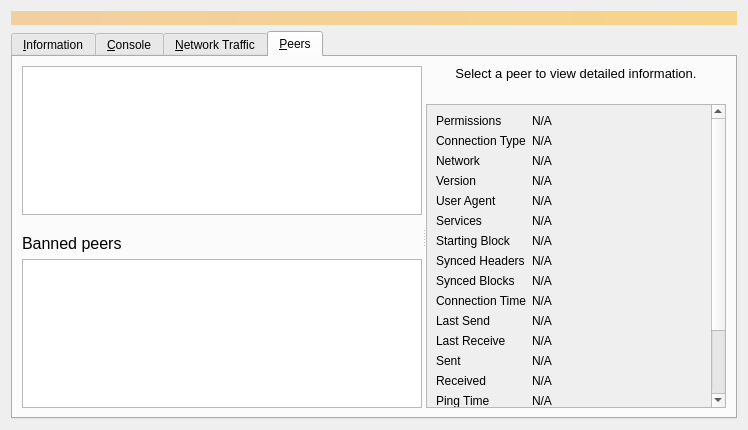
Qt form src/qt/forms/debugwindow.ui (bitcoincore-dev/bitcoin-2001-863168-294116-d812cf1189) before a commit.
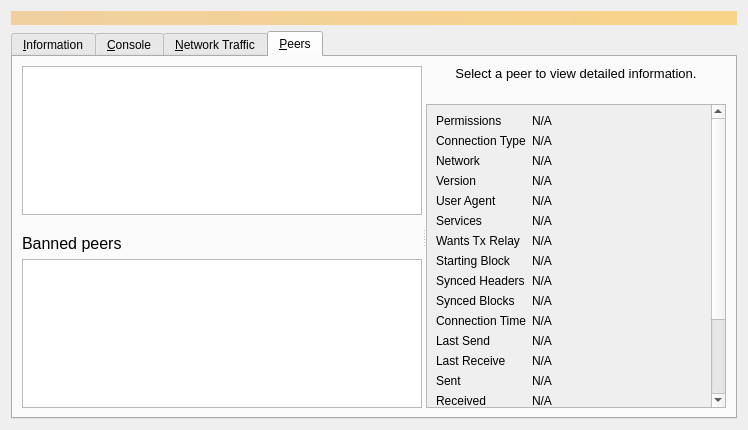
The same form after that commit. The open tabs and pages were chosen to show the change. Icons and pictures are not drawn. Custom widgets are drawn as their Qt base class.

Commit message:
gui: display fRelayTxes in peer details
Github-Pull: gui#206
Rebased-From: 9476886353dffb730dcb75799f2bd5e143425795

```diff
--- a/src/qt/forms/debugwindow.ui
+++ b/src/qt/forms/debugwindow.ui
@@ -1224,13 +1224,39 @@
                 </widget>
                </item>
                <item row="6" column="0">
+                <widget class="QLabel" name="peerRelayTxesLabel">
+                 <property name="toolTip">
+                  <string>Whether the peer requested us to relay transactions.</string>
+                 </property>
+                 <property name="text">
+                  <string>Wants Tx Relay</string>
+                 </property>
+                </widget>
+               </item>
+               <item row="6" column="1">
+                <widget class="QLabel" name="peerRelayTxes">
+                 <property name="cursor">
+                  <cursorShape>IBeamCursor</cursorShape>
+                 </property>
+                 <property name="text">
+                  <string>N/A</string>
+                 </property>
+                 <property name="textFormat">
+                  <enum>Qt::PlainText</enum>
+                 </property>
+                 <property name="textInteractionFlags">
+                  <set>Qt::LinksAccessibleByMouse|Qt::TextSelectableByKeyboard|Qt::TextSelectableByMouse</set>
+                 </property>
+                </widget>
+               </item>
+               <item row="7" column="0">
                 <widget class="QLabel" name="label_29">
                  <property name="text">
                   <string>Starting Block</string>
                  </property>
                 </widget>
                </item>
-               <item row="6" column="1">
+               <item row="7" column="1">
                 <widget class="QLabel" name="peerHeight">
                  <property name="cursor">
                   <cursorShape>IBeamCursor</cursorShape>
@@ -1246,14 +1272,14 @@
                  </property>
                 </widget>
                </item>
-               <item row="7" column="0">
+               <item row="8" column="0">
                 <widget class="QLabel" name="label_27">
                  <property name="text">
                   <string>Synced Headers</string>
                  </property>
                 </widget>
                </item>
-               <item row="7" column="1">
+               <item row="8" column="1">
                 <widget class="QLabel" name="peerSyncHeight">
                  <property name="cursor">
                   <cursorShape>IBeamCursor</cursorShape>
@@ -1269,14 +1295,14 @@
                  </property>
                 </widget>
                </item>
-               <item row="8" column="0">
+               <item row="9" column="0">
                 <widget class="QLabel" name="label_25">
                  <property name="text">
                   <string>Synced Blocks</string>
                  </property>
                 </widget>
                </item>
-               <item row="8" column="1">
+               <item row="9" column="1">
                 <widget class="QLabel" name="peerCommonHeight">
                  <property name="cursor">
                   <cursorShape>IBeamCursor</cursorShape>
@@ -1292,14 +1318,14 @@
                  </property>
                 </widget>
                </item>
-               <item row="9" column="0">
+               <item row="10" column="0">
                 <widget class="QLabel" name="label_22">
                  <property name="text">
                   <string>Connection Time</string>
                  </property>
                 </widget>
                </item>
-               <item row="9" column="1">
+               <item row="10" column="1">
                 <widget class="QLabel" name="peerConnTime">
                  <property name="cursor">
                   <cursorShape>IBeamCursor</cursorShape>
@@ -1315,14 +1341,14 @@
                  </property>
                 </widget>
                </item>
-               <item row="10" column="0">
+               <item row="11" column="0">
                 <widget class="QLabel" name="label_15">
                  <property name="text">
                   <string>Last Send</string>
                  </property>
                 </widget>
                </item>
-               <item row="10" column="1">
+               <item row="11" column="1">
                 <widget class="QLabel" name="peerLastSend">
                  <property name="cursor">
                   <cursorShape>IBeamCursor</cursorShape>
@@ -1338,14 +1364,14 @@
                  </property>
                 </widget>
                </item>
-               <item row="11" column="0">
+               <item row="12" column="0">
                 <widget class="QLabel" name="label_19">
                  <property name="text">
                   <string>Last Receive</string>
                  </property>
                 </widget>
                </item>
-               <item row="11" column="1">
+               <item row="12" column="1">
                 <widget class="QLabel" name="peerLastRecv">
                  <property name="cursor">
                   <cursorShape>IBeamCursor</cursorShape>
@@ -1361,14 +1387,14 @@
                  </property>
                 </widget>
                </item>
-               <item row="12" column="0">
+               <item row="13" column="0">
                 <widget class="QLabel" name="label_18">
                  <property name="text">
                   <string>Sent</string>
                  </property>
                 </widget>
                </item>
-               <item row="12" column="1">
+               <item row="13" column="1">
                 <widget class="QLabel" name="peerBytesSent">
                  <property name="cursor">
                   <cursorShape>IBeamCursor</cursorShape>
@@ -1384,14 +1410,14 @@
                  </property>
                 </widget>
                </item>
-               <item row="13" column="0">
+               <item row="14" column="0">
                 <widget class="QLabel" name="label_20">
                  <property name="text">
                   <string>Received</string>
                  </property>
                 </widget>
                </item>
-               <item row="13" column="1">
+               <item row="14" column="1">
                 <widget class="QLabel" name="peerBytesRecv">
                  <property name="cursor">
                   <cursorShape>IBeamCursor</cursorShape>
@@ -1407,14 +1433,14 @@
                  </property>
                 </widget>
                </item>
-               <item row="14" column="0">
+               <item row="15" column="0">
                 <widget class="QLabel" name="label_26">
                  <property name="text">
                   <string>Ping Time</string>
                  </property>
                 </widget>
                </item>
-               <item row="14" column="1">
+               <item row="15" column="1">
                 <widget class="QLabel" name="peerPingTime">
                  <property name="cursor">
                   <cursorShape>IBeamCursor</cursorShape>
@@ -1430,7 +1456,7 @@
                  </property>
                 </widget>
                </item>
-               <item row="15" column="0">
+               <item row="16" column="0">
                 <widget class="QLabel" name="peerPingWaitLabel">
                  <property name="toolTip">
                   <string>The duration of a currently outstanding ping.</string>
@@ -1440,7 +1466,7 @@
                  </property>
                 </widget>
                </item>
-               <item row="15" column="1">
+               <item row="16" column="1">
                 <widget class="QLabel" name="peerPingWait">
                  <property name="cursor">
                   <cursorShape>IBeamCursor</cursorShape>
@@ -1456,14 +1482,14 @@
                  </property>
                 </widget>
                </item>
-               <item row="16" column="0">
+               <item row="17" column="0">
                 <widget class="QLabel" name="peerMinPingLabel">
                  <property name="text">
                   <string>Min Ping</string>
                  </property>
                 </widget>
                </item>
-               <item row="16" column="1">
+               <item row="17" column="1">
                 <widget class="QLabel" name="peerMinPing">
                  <property name="cursor">
                   <cursorShape>IBeamCursor</cursorShape>
@@ -1479,14 +1505,14 @@
                  </property>
                 </widget>
                </item>
-               <item row="17" column="0">
+               <item row="18" column="0">
                 <widget class="QLabel" name="label_timeoffset">
                  <property name="text">
                   <string>Time Offset</string>
                  </property>
                 </widget>
                </item>
-               <item row="17" column="1">
+               <item row="18" column="1">
                 <widget class="QLabel" name="timeoffset">
                  <property name="cursor">
                   <cursorShape>IBeamCursor</cursorShape>
@@ -1502,7 +1528,7 @@
                  </property>
                 </widget>
                </item>
-               <item row="18" column="0">
+               <item row="19" column="0">
                 <widget class="QLabel" name="peerMappedASLabel">
                  <property name="toolTip">
                   <string>The mapped Autonomous System used for diversifying peer selection.</string>
@@ -1512,7 +1538,7 @@
                  </property>
                 </widget>
                </item>
-               <item row="18" column="1">
+               <item row="19" column="1">
                 <widget class="QLabel" name="peerMappedAS">
                  <property name="cursor">
                   <cursorShape>IBeamCursor</cursorShape>
@@ -1528,7 +1554,7 @@
                  </property>
                 </widget>
                </item>
-               <item row="19" column="0">
+               <item row="20" column="0">
                 <spacer name="verticalSpacer_3">
                  <property name="orientation">
                   <enum>Qt::Vertical</enum>
```
The commit also changes 1 other file.
